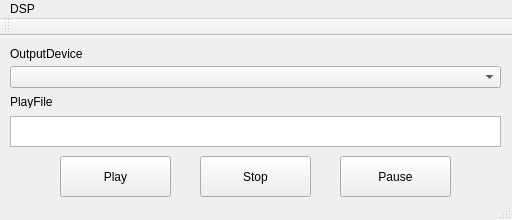
Qt form ASQt/ASQt.ui (Mizunagi/AudioSystem) before a commit.
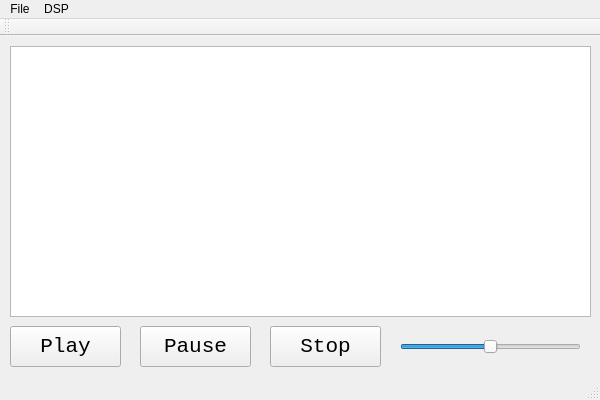
The same form after that commit.

The edit to the form file:
```diff
--- a/ASQt/ASQt.ui
+++ b/ASQt/ASQt.ui
@@ -6,8 +6,8 @@
    <rect>
     <x>0</x>
     <y>0</y>
-    <width>512</width>
-    <height>220</height>
+    <width>600</width>
+    <height>400</height>
    </rect>
   </property>
   <property name="acceptDrops">
@@ -17,101 +17,110 @@
    <string>ASQt</string>
   </property>
   <widget class="QWidget" name="centralWidget">
-   <widget class="QLabel" name="label">
+   <widget class="QPushButton" name="m_StopButton">
     <property name="geometry">
      <rect>
-      <x>10</x>
-      <y>10</y>
-      <width>81</width>
-      <height>16</height>
-     </rect>
-    </property>
-    <property name="text">
-     <string>OutputDevice</string>
-    </property>
-   </widget>
-   <widget class="QComboBox" name="OutputDeviceSelector">
-    <property name="geometry">
-     <rect>
-      <x>10</x>
-      <y>30</y>
-      <width>491</width>
-      <height>22</height>
-     </rect>
-    </property>
-   </widget>
-   <widget class="QLabel" name="label_2">
-    <property name="geometry">
-     <rect>
-      <x>10</x>
-      <y>60</y>
-      <width>50</width>
-      <height>12</height>
-     </rect>
-    </property>
-    <property name="text">
-     <string>PlayFile</string>
-    </property>
-   </widget>
-   <widget class="QTextBrowser" name="PlayFileBrouser">
-    <property name="geometry">
-     <rect>
-      <x>10</x>
-      <y>80</y>
-      <width>491</width>
-      <height>31</height>
-     </rect>
-    </property>
-   </widget>
-   <widget class="QPushButton" name="PlayButton">
-    <property name="geometry">
-     <rect>
-      <x>60</x>
-      <y>120</y>
+      <x>270</x>
+      <y>290</y>
       <width>111</width>
       <height>41</height>
      </rect>
     </property>
-    <property name="text">
-     <string>Play</string>
-    </property>
-   </widget>
-   <widget class="QPushButton" name="StopButton">
-    <property name="geometry">
-     <rect>
-      <x>200</x>
-      <y>120</y>
-      <width>111</width>
-      <height>41</height>
-     </rect>
+    <property name="font">
+     <font>
+      <family>Consolas</family>
+      <pointsize>16</pointsize>
+     </font>
     </property>
     <property name="text">
      <string>Stop</string>
     </property>
    </widget>
-   <widget class="QPushButton" name="PauseButton">
+   <widget class="QSlider" name="m_VolumeSlider">
     <property name="geometry">
      <rect>
-      <x>340</x>
-      <y>120</y>
+      <x>400</x>
+      <y>300</y>
+      <width>181</width>
+      <height>21</height>
+     </rect>
+    </property>
+    <property name="maximum">
+     <number>200</number>
+    </property>
+    <property name="value">
+     <number>100</number>
+    </property>
+    <property name="orientation">
+     <enum>Qt::Horizontal</enum>
+    </property>
+   </widget>
+   <widget class="QPushButton" name="m_PlayButton">
+    <property name="geometry">
+     <rect>
+      <x>10</x>
+      <y>290</y>
       <width>111</width>
       <height>41</height>
      </rect>
+    </property>
+    <property name="font">
+     <font>
+      <family>Consolas</family>
+      <pointsize>16</pointsize>
+     </font>
+    </property>
+    <property name="text">
+     <string>Play</string>
+    </property>
+   </widget>
+   <widget class="QPushButton" name="m_PauseButton">
+    <property name="geometry">
+     <rect>
+      <x>140</x>
+      <y>290</y>
+      <width>111</width>
+      <height>41</height>
+     </rect>
+    </property>
+    <property name="font">
+     <font>
+      <family>Consolas</family>
+      <pointsize>16</pointsize>
+     </font>
     </property>
     <property name="text">
      <string>Pause</string>
     </property>
    </widget>
+   <widget class="QListWidget" name="m_PlayList">
+    <property name="geometry">
+     <rect>
+      <x>10</x>
+      <y>10</y>
+      <width>581</width>
+      <height>271</height>
+     </rect>
+    </property>
+    <property name="acceptDrops">
+     <bool>true</bool>
+    </property>
+   </widget>
   </widget>
   <widget class="QMenuBar" name="menuBar">
    <property name="geometry">
     <rect>
      <x>0</x>
      <y>0</y>
-     <width>512</width>
+     <width>600</width>
      <height>21</height>
     </rect>
    </property>
+   <widget class="QMenu" name="menuFile">
+    <property name="title">
+     <string>File</string>
+    </property>
+   </widget>
    <widget class="QMenu" name="menuDSP">
     <property name="title">
      <string>DSP</string>
@@ -119,6 +128,7 @@
     <addaction name="actionReverb"/>
     <addaction name="actionEqualizer"/>
    </widget>
+   <addaction name="menuFile"/>
    <addaction name="menuDSP"/>
   </widget>
   <widget class="QToolBar" name="mainToolBar">
```
Left out of the diff: 15 changed lines with no effect on the pictures.
